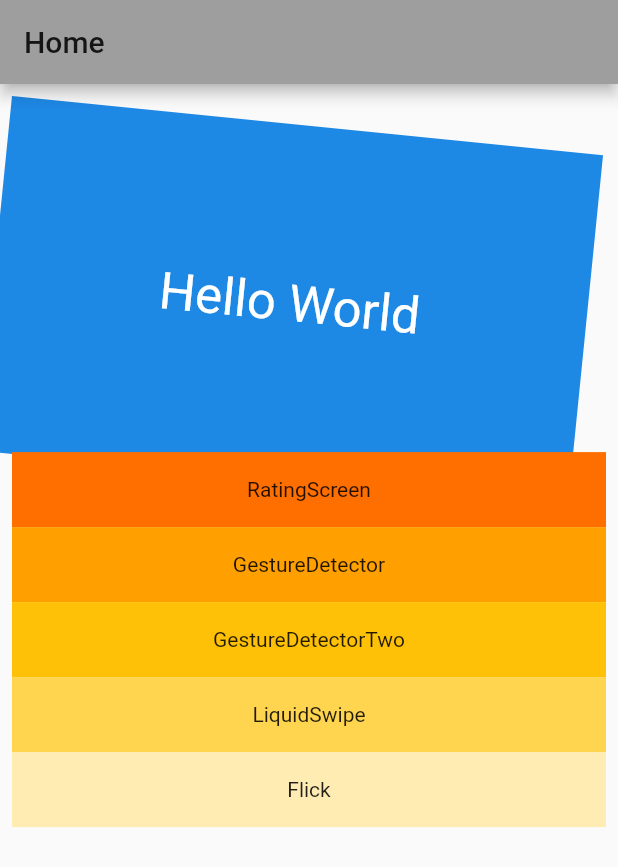
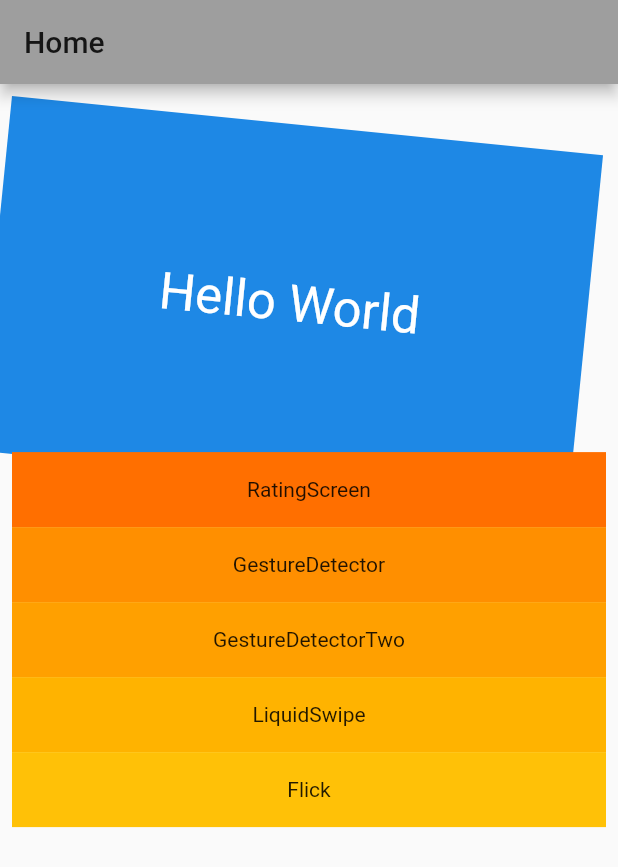
Before and after one commit to linnefromice/flutter_heart_app_01, a Flutter app: the screen it shows after launch, on a phone screen of 412 x 824 dp. Shown: the top 867 px of the screen. Run offline on Flutter 3.47's test engine with Material 2 defaults, Android fonts, the light colour scheme and no system bars; our stand-ins replace flutter_rating_bar, liquid_swipe; missing offline and left inert: flick.

Commit message:
modify menu bar colors

```diff
--- a/lib/screens/home_screen.dart
+++ b/lib/screens/home_screen.dart
@@ -36,7 +36,7 @@ class HomeScreen extends StatelessWidget {
             onTap: () => Navigator.pushNamed(context, '/gesture_detector'),
             child: Container(
               height: 50,
-              color: Colors.amber[700],
+              color: Colors.amber[800],
               child: Center(child: Text('GestureDetector')),
             ),
           ),
@@ -44,7 +44,7 @@ class HomeScreen extends StatelessWidget {
             onTap: () => Navigator.pushNamed(context, '/gesture_detector_two'),
             child: Container(
               height: 50,
-              color: Colors.amber[500],
+              color: Colors.amber[700],
               child: Center(child: Text('GestureDetectorTwo')),
             ),
           ),
@@ -52,7 +52,7 @@ class HomeScreen extends StatelessWidget {
             onTap: () => Navigator.pushNamed(context, '/liquid_swipe'),
             child: Container(
               height: 50,
-              color: Colors.amber[300],
+              color: Colors.amber[600],
               child: Center(child: Text('LiquidSwipe')),
             ),
           ),
@@ -60,7 +60,7 @@ class HomeScreen extends StatelessWidget {
             onTap: () => Navigator.pushNamed(context, '/flick'),
             child: Container(
               height: 50,
-              color: Colors.amber[100],
+              color: Colors.amber[500],
               child: Center(child: Text('Flick')),
             ),
           ),
```
